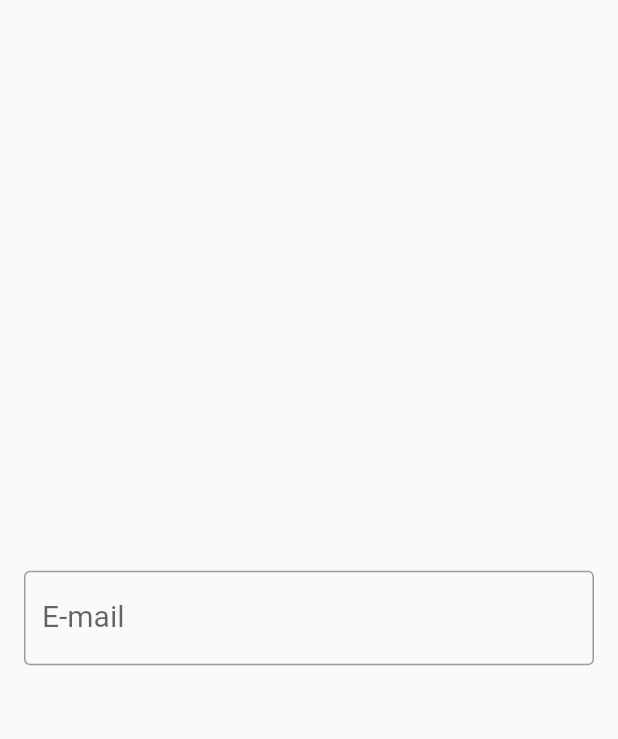
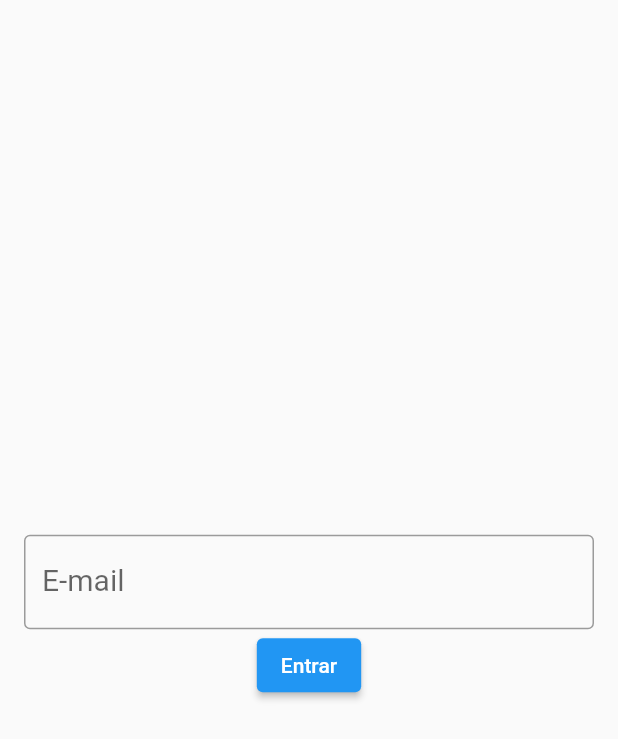
Before and after one commit to William-Schwarz/Lista-de-Tarefas, a Flutter app: the screen it shows after launch, on a phone screen of 412 x 824 dp. Shown: the top 739 px of the screen. Run offline on Flutter 3.47's test engine with Material 2 defaults, Android fonts, the phone set to English and light mode, and no system bars.

Commit message:
first commit

```diff
--- a/lista_tarefas/lib/main.dart
+++ b/lista_tarefas/lib/main.dart
@@ -10,7 +10,7 @@ class MyApp extends StatelessWidget {
 
   @override
   Widget build(BuildContext context) {
-    return const MaterialApp(
+    return MaterialApp(
       home: ListaTarefasPage(),
     );
   }
--- a/lista_tarefas/lib/pages/lista_tarefas_page.dart
+++ b/lista_tarefas/lib/pages/lista_tarefas_page.dart
@@ -1,27 +1,44 @@
 import 'package:flutter/material.dart';
 
 class ListaTarefasPage extends StatelessWidget {
-  const ListaTarefasPage({super.key});
+  ListaTarefasPage({super.key});
+
+  final TextEditingController emailController = TextEditingController();
 
   @override
   Widget build(BuildContext context) {
-    return const Scaffold(
+    return Scaffold(
       body: Center(
         child: Padding(
-          padding: EdgeInsets.symmetric(horizontal: 16),
-          child: TextField(
-            decoration: InputDecoration(
+          padding: const EdgeInsets.symmetric(horizontal: 16),
+          child: Column(
+            mainAxisSize: MainAxisSize.min,
+            children: [
+              TextField(
+                controller: emailController,
+                decoration: const InputDecoration(
                   labelText: 'E-mail',
                   hintText: 'exemplo@gmail.com',
                   border: OutlineInputBorder(),
                 ),
                 keyboardType: TextInputType.emailAddress,
-            style: TextStyle(
+                style: const TextStyle(
                   fontSize: 20,
                 ),
+              ),
+              ElevatedButton(
+                onPressed: login,
+                child: const Text('Entrar'),
+              ),
+            ],
           ),
         ),
       ),
     );
   }
+
+  void login() {
+    String text = emailController.text;
+    print(text);
   }
+}
```
Also changed, not shown: 1 other file. Lines whose indentation alone changed are shown as unchanged.
